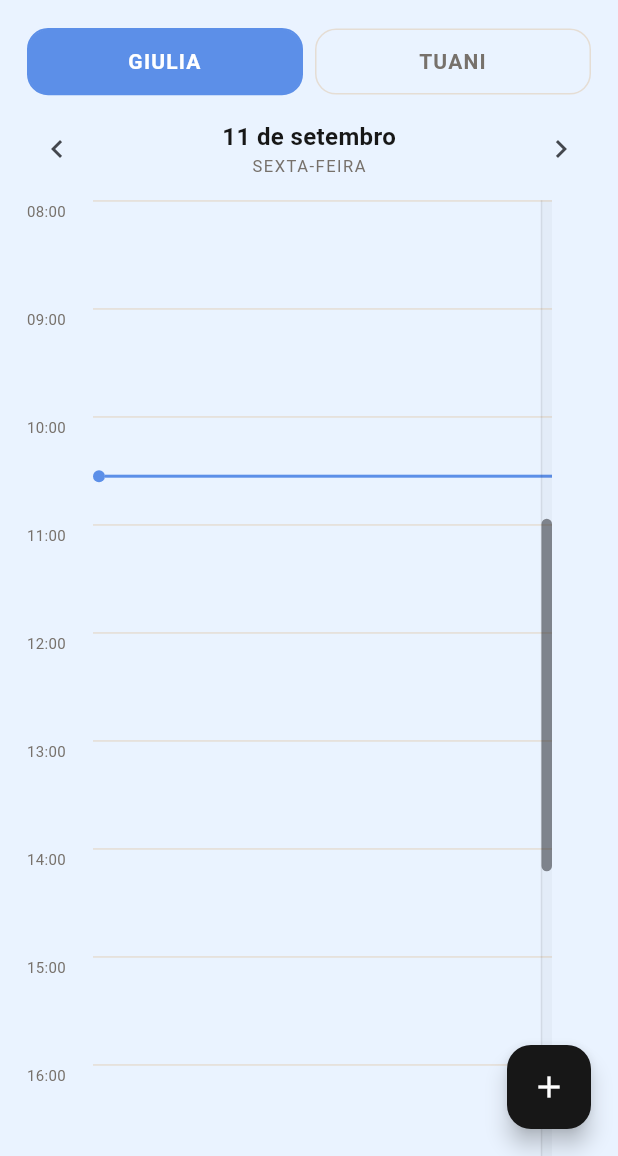
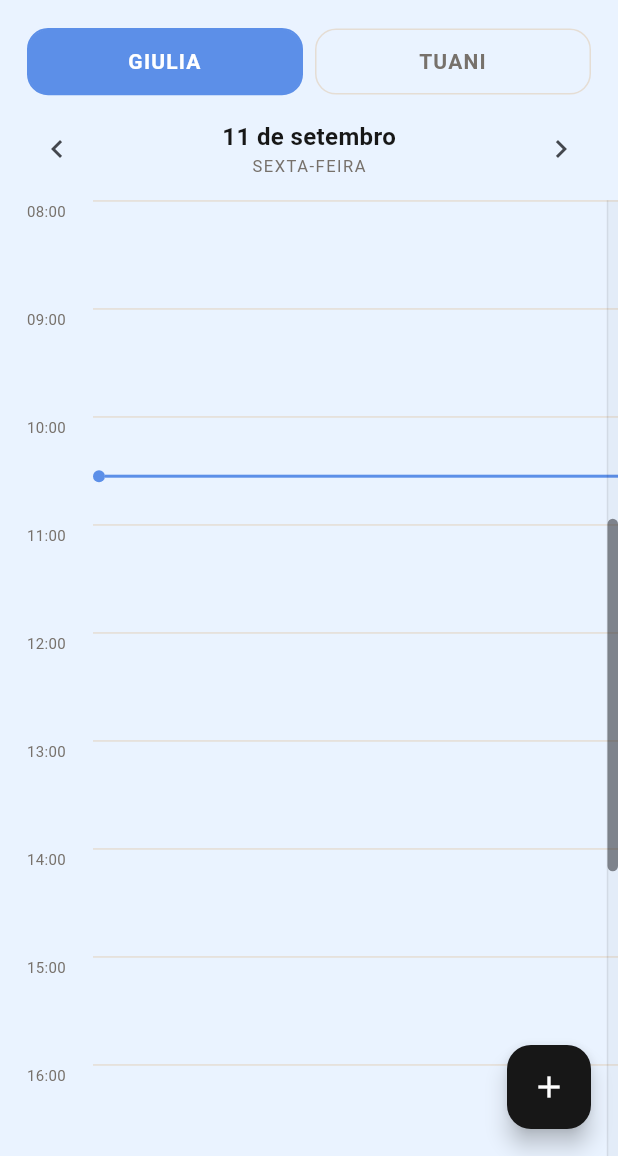
Before and after one commit to giuliabarross2-hub/dioli-app, a Flutter app: the screen it shows after launch, on a phone screen of 412 x 824 dp, the part 80-1236 px from its top. Run offline on Flutter 3.47's test engine with Material 3 defaults, Android fonts, the phone set to English and light mode, and no system bars; our stand-ins replace shared_preferences, supabase_flutter; accounts and stored records are empty; network calls fail; Roboto replaces fonts that are missing (sans).

Commit message:
Padroniza rolagem da agenda

```diff
--- a/lib/main.dart
+++ b/lib/main.dart
@@ -1154,6 +1154,7 @@ class _AgendaPageState extends State<AgendaPage> {
       radius: const Radius.circular(8),
       child: SingleChildScrollView(
         controller: vertical,
+        physics: const ClampingScrollPhysics(),
         child: Column(
         children: [
           Row(
@@ -1196,13 +1197,13 @@ class _AgendaPageState extends State<AgendaPage> {
 
   Widget _dayView(DateTime day) {
     const timeColumnWidth = 62.0;
-    const scrollColumnWidth = 44.0;
-
+
+    // A visualização diária usa exatamente o mesmo sistema de rolagem
+    // das visualizações de 3 dias e semana. A rolagem fica livre no
+    // conteúdo inteiro e a criação acontece somente com pressionar e segurar.
     return Stack(
       children: [
-        Padding(
-          padding: const EdgeInsets.only(right: scrollColumnWidth),
-          child: Scrollbar(
+        Scrollbar(
           controller: vertical,
           thumbVisibility: true,
           trackVisibility: true,
@@ -1210,13 +1211,12 @@ class _AgendaPageState extends State<AgendaPage> {
           radius: const Radius.circular(8),
           child: SingleChildScrollView(
             controller: vertical,
-              physics: const NeverScrollableScrollPhysics(),
+            physics: const ClampingScrollPhysics(),
             child: SizedBox(
               height: 24 * hourHeight,
               child: Row(
                 crossAxisAlignment: CrossAxisAlignment.start,
                 children: [
-                    // Coluna exclusiva dos horários.
                   SizedBox(
                     width: timeColumnWidth,
                     height: 24 * hourHeight,
@@ -1240,44 +1240,12 @@ class _AgendaPageState extends State<AgendaPage> {
                       ),
                     ),
                   ),
-
-                    // Área dos agendamentos.
-                    Expanded(
-                      child: _timeline(day),
-                    ),
-                  ],
-                ),
-              ),
-            ),
-          ),
-        ),
-
-        // Faixa livre exclusiva para rolagem. Ela não toca nos agendamentos.
-        Positioned(
-          top: 0,
-          right: 0,
-          bottom: 0,
-          width: scrollColumnWidth,
-          child: GestureDetector(
-            behavior: HitTestBehavior.opaque,
-            onVerticalDragStart: (_) {},
-            onVerticalDragUpdate: (details) {
-              if (!vertical.hasClients) return;
-
-              final target = vertical.offset - details.delta.dy;
-              vertical.jumpTo(
-                target.clamp(
-                  0.0,
-                  vertical.position.maxScrollExtent,
-                ),
-              );
-            },
-            child: Container(
-              color: Colors.transparent,
-            ),
-          ),
-        ),
-
+                  Expanded(child: _timeline(day)),
+                ],
+              ),
+            ),
+          ),
+        ),
         Positioned(
           right: 18,
           bottom: 18,
@@ -1320,7 +1288,9 @@ class _AgendaPageState extends State<AgendaPage> {
               right: 0,
               child: GestureDetector(
                 behavior: HitTestBehavior.opaque,
-                onPanStart: (details) {
+                // Arrastar normalmente fica livre para a rolagem da agenda.
+                // Só um pressionar + segurar inicia a criação.
+                onLongPressStart: (details) {
                   final start = _timeFromOffset(
                     day,
                     details.localPosition.dy,
@@ -1335,10 +1305,10 @@ class _AgendaPageState extends State<AgendaPage> {
                     );
                   });
                 },
-                onPanUpdate: (details) {
+                onLongPressMoveUpdate: (details) {
                   if (dragOriginal == null) return;
 
-                  dragDelta += details.delta.dy;
+                  dragDelta = details.offsetFromOrigin.dy;
 
                   final current = _timeFromOffset(
                     day,
@@ -1364,7 +1334,7 @@ class _AgendaPageState extends State<AgendaPage> {
                     creatingEnd = end;
                   });
                 },
-                onPanEnd: (_) {
+                onLongPressEnd: (_) {
                   if (dragOriginal == null) return;
 
                   final start = creatingStart ?? dragOriginal!;
```
Lines whose indentation alone changed are shown as unchanged.
